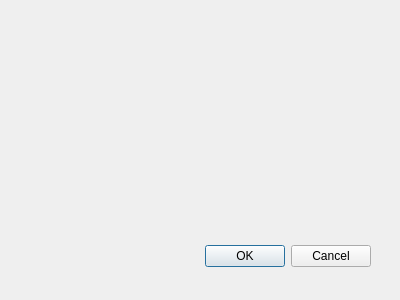
neutronimaging/imagingsuite, file frameworks/imageprocessing/modules/ClassificationModulesGUI/src/doublethresholddlg.ui: the form before one commit.
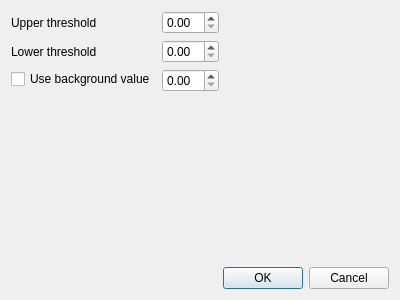
The form after the commit. Custom widgets are drawn as their Qt base class.

Commit message: Started to implement the double threshold dialog

Patch:
```diff
--- a/frameworks/imageprocessing/modules/ClassificationModulesGUI/src/doublethresholddlg.ui
+++ b/frameworks/imageprocessing/modules/ClassificationModulesGUI/src/doublethresholddlg.ui
@@ -15,24 +15,81 @@
   <property name="windowTitle">
    <string>Dialog</string>
   </property>
-  <widget class="QDialogButtonBox" name="buttonBox">
-   <property name="geometry">
-    <rect>
-     <x>30</x>
-     <y>240</y>
-     <width>341</width>
-     <height>32</height>
-    </rect>
-   </property>
-   <property name="orientation">
-    <enum>Qt::Horizontal</enum>
-   </property>
-   <property name="standardButtons">
-    <set>QDialogButtonBox::Cancel|QDialogButtonBox::Ok</set>
-   </property>
-  </widget>
+  <layout class="QVBoxLayout" name="verticalLayout_2">
+   <item>
+    <layout class="QHBoxLayout" name="horizontalLayout">
+     <item>
+      <layout class="QFormLayout" name="formLayout">
+       <item row="0" column="0">
+        <widget class="QLabel" name="label">
+         <property name="text">
+          <string>Upper threshold</string>
+         </property>
+        </widget>
+       </item>
+       <item row="0" column="1">
+        <widget class="QDoubleSpinBox" name="doubleSpinBox_upper"/>
+       </item>
+       <item row="1" column="0">
+        <widget class="QLabel" name="label_2">
+         <property name="text">
+          <string>Lower threshold</string>
+         </property>
+        </widget>
+       </item>
+       <item row="1" column="1">
+        <widget class="QDoubleSpinBox" name="doubleSpinBox_lower"/>
+       </item>
+       <item row="2" column="0">
+        <widget class="QCheckBox" name="checkBox_background">
+         <property name="text">
+          <string>Use background value</string>
+         </property>
+        </widget>
+       </item>
+       <item row="2" column="1">
+        <widget class="QDoubleSpinBox" name="doubleSpinBox_background"/>
+       </item>
+      </layout>
+     </item>
+     <item>
+      <widget class="QtAddons::PlotWidget" name="plot_histogram" native="true"/>
+     </item>
+    </layout>
+   </item>
+   <item>
+    <layout class="QVBoxLayout" name="verticalLayout">
+     <item>
+      <widget class="QtAddons::CompareVolumeViewer" name="widget" native="true"/>
+     </item>
+    </layout>
+   </item>
+   <item>
+    <widget class="QDialogButtonBox" name="buttonBox">
+     <property name="orientation">
+      <enum>Qt::Horizontal</enum>
+     </property>
+     <property name="standardButtons">
+      <set>QDialogButtonBox::Cancel|QDialogButtonBox::Ok</set>
+     </property>
+    </widget>
+   </item>
+  </layout>
  </widget>
- <pixmapfunction/>
+ <customwidgets>
+  <customwidget>
+   <class>QtAddons::PlotWidget</class>
+   <extends>QWidget</extends>
+   <header location="global">plotwidget.h</header>
+   <container>1</container>
+  </customwidget>
+  <customwidget>
+   <class>QtAddons::CompareVolumeViewer</class>
+   <extends>QWidget</extends>
+   <header location="global">comparevolumeviewer.h</header>
+   <container>1</container>
+  </customwidget>
+ </customwidgets>
  <resources/>
  <connections>
   <connection>
```
Left out of the diff: 4 changed lines with no effect on the pictures. The commit also changes 2 other files.
